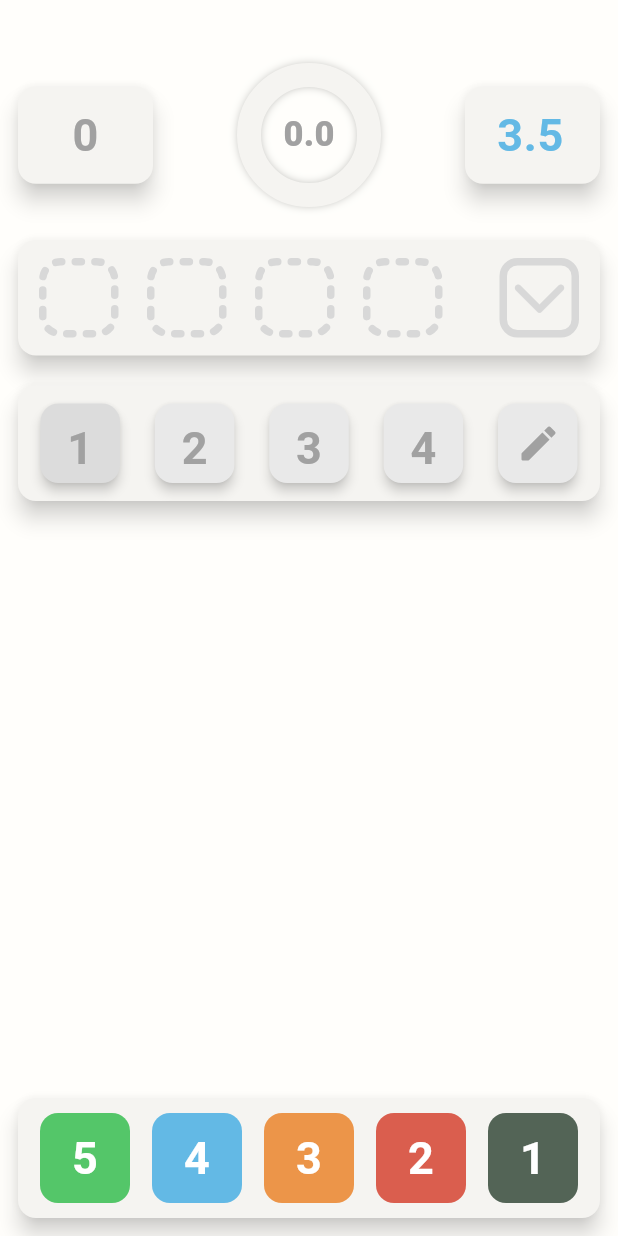
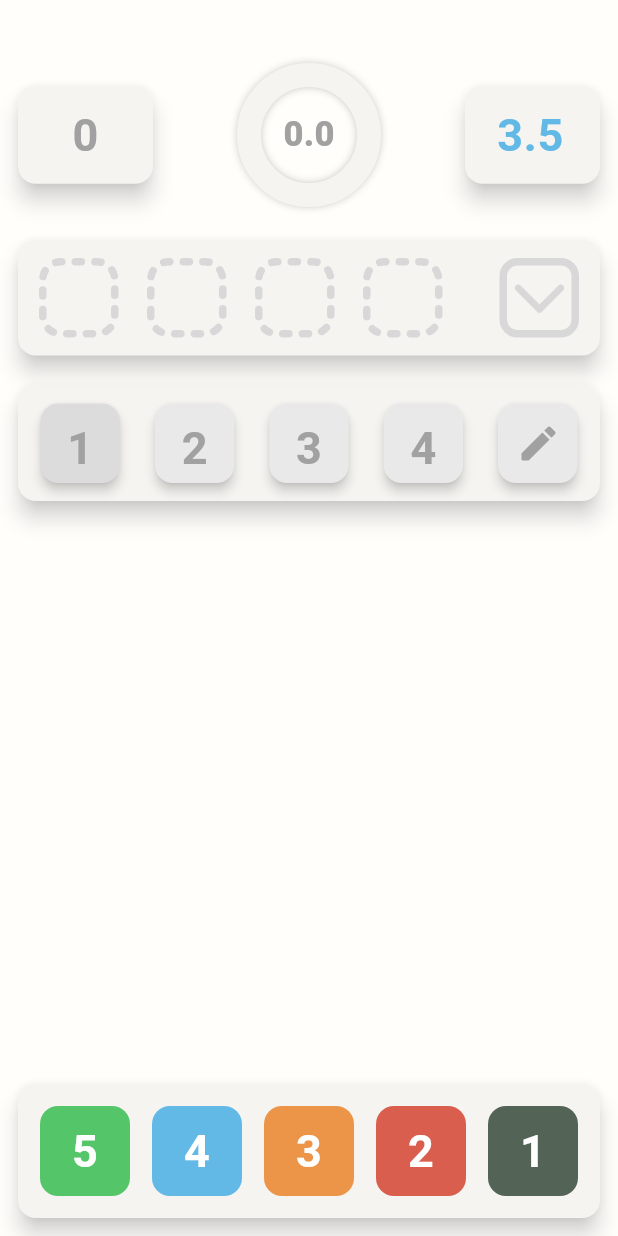
Before and after one commit to MunIine/Levlly, a Flutter app: the screen it shows after launch, on a phone screen of 412 x 824 dp. Run offline on Flutter 3.47's test engine with Material 3 defaults, Android fonts, the light colour scheme and no system bars; drawn by our look-alikes of dotted_border.

Commit message:
Add theme distribution

```diff
--- a/lib/screens/calculator/view/calculator.dart
+++ b/lib/screens/calculator/view/calculator.dart
@@ -1,5 +1,6 @@
 import 'package:flutter/material.dart';
 import 'package:levlly/screens/calculator/widgets/export.dart';
+import 'package:levlly/theme/app_dimensions.dart';
 
 class Calculator extends StatefulWidget {
   const Calculator({super.key});
@@ -9,8 +10,6 @@ class Calculator extends StatefulWidget {
 }
 
 class _CalculatorState extends State<Calculator> {
-  final double contentPadding = 12;
-
   final List<String> marks = [];
   String goalScore = "3.5"; // Стандартный желаемый балл
   int numberOfRequiredMarks = 0;
@@ -38,7 +37,7 @@ class _CalculatorState extends State<Calculator> {
   Widget build(BuildContext context) {
     return Scaffold(
       body: Padding(
-        padding: EdgeInsets.symmetric(horizontal: contentPadding),
+        padding: const EdgeInsets.symmetric(horizontal: AppDimensions.bodyPadding),
         child: Column(
           children: [
             const SizedBox(height: 50),
@@ -51,7 +50,7 @@ class _CalculatorState extends State<Calculator> {
         ),
       ),
       bottomNavigationBar: Padding(
-        padding: EdgeInsets.symmetric(horizontal: contentPadding),
+        padding: const EdgeInsets.symmetric(horizontal: AppDimensions.bodyPadding),
         child: BottomMarksBar(markAdd: markAdd),
       )
     );
--- a/lib/screens/calculator/widgets/appbar/mark_input_block.dart
+++ b/lib/screens/calculator/widgets/appbar/mark_input_block.dart
@@ -1,6 +1,7 @@
 import 'package:flutter/material.dart';
 import 'package:flutter/services.dart';
 import 'package:levlly/theme/app_colors.dart';
+import 'package:levlly/theme/app_dimensions.dart';
 import 'package:levlly/widgets/item_block.dart';
 
 class MarkInputBlock extends StatefulWidget {
@@ -65,11 +66,11 @@ class _MarkInputBlockState extends State<MarkInputBlock> {
                 textAlign: TextAlign.center,
                 textAlignVertical: TextAlignVertical.center,
                 decoration: null,
-                maxLength: 4,
+                maxLength: AppDimensions.markInputMaxLenght,
                 cursorColor: color,
                 style: TextStyle(
-                  fontSize: 30,
-                  fontWeight: FontWeight.w700,
+                  fontSize: AppDimensions.markInputFontSize,
+                  fontWeight: AppDimensions.markInputFontWeight,
                   color: color
                 ),
                 inputFormatters: [
--- a/lib/screens/calculator/widgets/bottom_marks_bar.dart
+++ b/lib/screens/calculator/widgets/bottom_marks_bar.dart
@@ -1,5 +1,6 @@
 import 'package:flutter/material.dart';
 import 'package:levlly/theme/app_colors.dart';
+import 'package:levlly/theme/app_dimensions.dart';
 import 'package:levlly/widgets/export.dart';
 
 class BottomMarksBar extends StatelessWidget {
@@ -9,11 +10,14 @@ class BottomMarksBar extends StatelessWidget {
 
   @override
   Widget build(BuildContext context) {
+    //Динамический расчёт вертикального паддинг ряда от горизонтального
+    final double verticalRowPadding = ((MediaQuery.of(context).size.width - AppDimensions.bodyPadding * 2)-5*AppDimensions.bottomMarksBarSize)/6;
+
     return Padding(
-      padding: const EdgeInsets.only(bottom: 12),
+      padding: const EdgeInsets.only(bottom: AppDimensions.bottomMarksBarPadding),
       child: ItemBlock(
         child: Padding(
-          padding: const EdgeInsets.symmetric(vertical: 10),
+          padding: EdgeInsets.symmetric(vertical: verticalRowPadding),
           child: Row(
             mainAxisAlignment: MainAxisAlignment.spaceEvenly,
             children: List.generate(5, (int index){
@@ -36,8 +40,8 @@ class BottomMarksBar extends StatelessWidget {
                   useBackgroundColorScheme: true,
                   color: AppColors.textColor,
                   elevation: 0,
-                  width: 60,
-                  height: 60,
+                  width: AppDimensions.bottomMarksBarSize,
+                  height: AppDimensions.bottomMarksBarSize,
                 ),
               );
             })
--- a/lib/screens/calculator/widgets/marks_appbar.dart
+++ b/lib/screens/calculator/widgets/marks_appbar.dart
@@ -1,6 +1,7 @@
 import 'package:flutter/material.dart';
 import 'package:levlly/extensions/num_extensions.dart';
 import 'package:levlly/screens/calculator/widgets/appbar/export.dart';
+import 'package:levlly/theme/app_dimensions.dart';
 import 'package:levlly/widgets/export.dart';
 
 class MarksAppbar extends StatefulWidget {
@@ -28,15 +29,15 @@ class _MarksAppbarState extends State<MarksAppbar> {
         BlockTextButton(
           value: marksCount.toString(),
           onPressed: (){},
-          width: 90,
-          height: 65,
+          width: AppDimensions.appBarBlockWidth,
+          height: AppDimensions.appBarBlockHeight
         ),
-        CircularProgressWithText(value: grade, size: 80),
+        CircularProgressWithText(value: grade, size: AppDimensions.appBarCircularSize),
         MarkInputBlock(
           defaultGoalScore: widget.goalScore,
           changeGoalScore: widget.changeGoalScore,
-          height: 65,
-          width: 90
+          width: AppDimensions.appBarBlockWidth,
+          height: AppDimensions.appBarBlockHeight
         )
       ]
     );
--- a/lib/screens/calculator/widgets/marks_count_select.dart
+++ b/lib/screens/calculator/widgets/marks_count_select.dart
@@ -1,5 +1,6 @@
 import 'package:flutter/material.dart';
 import 'package:levlly/theme/app_colors.dart';
+import 'package:levlly/theme/app_dimensions.dart';
 import 'package:levlly/widgets/export.dart';
 
 class MarksCountSelect extends StatefulWidget {
@@ -12,23 +13,24 @@ class MarksCountSelect extends StatefulWidget {
 }
 
 class _MarksCountSelectState extends State<MarksCountSelect> {
-  final double size = 53;
   int selected = 0;
 
   @override
   Widget build(BuildContext context) {
     return ItemBlock(
       child: Padding(
-        padding: const EdgeInsets.symmetric(vertical: 12).copyWith(left: 15).copyWith(right: 15),
+        padding: const EdgeInsets.symmetric(vertical: AppDimensions.selectVerticalPadding)
+        .copyWith(left: AppDimensions.selectHorizontalPadding)
+        .copyWith(right: AppDimensions.selectHorizontalPadding),
         child: Row(
           mainAxisAlignment: MainAxisAlignment.spaceBetween,
           children: List.generate(5, (int index) {
             return BlockTextButton(
               value: index != 4 ? (index+1).toString() : null,
               backgroundColor: selected == index ? AppColors.selected : AppColors.blockItemsBackgroundColor,
-              height: size,
-              width: size,
-              elevation: 3,
+              height: AppDimensions.selectItemSize,
+              width: AppDimensions.selectItemSize,
+              elevation: AppDimensions.selectItemElevation,
               onPressed: (){
                 selected = index;
                 widget.updateNumberOfRequiredMarks(selected);
@@ -36,7 +38,7 @@ class _MarksCountSelectState extends State<MarksCountSelect> {
               child: index == 4 ? const Icon(
                 Icons.edit_rounded,
                 color: AppColors.alternativeTextColor,
-                size: 30,
+                size: AppDimensions.selectIconSize,
               ) : null
             );
           }),
--- a/lib/screens/calculator/widgets/marks_grid/dotted_placeholder.dart
+++ b/lib/screens/calculator/widgets/marks_grid/dotted_placeholder.dart
@@ -1,13 +1,14 @@
 import 'package:dotted_border/dotted_border.dart';
 import 'package:flutter/material.dart';
 import 'package:levlly/theme/app_colors.dart';
+import 'package:levlly/theme/app_dimensions.dart';
 
 class DottedPlaceholder extends StatelessWidget {
   const DottedPlaceholder({
     super.key,
-    this.size = 60,
-    this.strokeWidth = 5,
-    this.dashPattern = const [4.1, 9]
+    this.size = AppDimensions.dottedPlaceholderSize,
+    this.strokeWidth = AppDimensions.dottedPlaceholderBorder,
+    this.dashPattern = AppDimensions.dottedDashPattern
   });
 
   final double size;
@@ -17,14 +18,14 @@ class DottedPlaceholder extends StatelessWidget {
   @override
   Widget build(BuildContext context) {
     return Padding(
-      padding: const EdgeInsets.all(2.5),
+      padding: const EdgeInsets.all(AppDimensions.dottedPlaceholderPadding),
       child: DottedBorder(
         strokeWidth: strokeWidth,
         color: AppColors.placeholder,
         strokeCap: StrokeCap.round,
         borderType: BorderType.RRect,
         dashPattern: dashPattern,
-        radius: const Radius.circular(12),
+        radius: const Radius.circular(AppDimensions.dottedPlaceholderBorderRadius),
         child: SizedBox(
           width: size-9,
           height: size-9,
--- a/lib/screens/calculator/widgets/marks_grid/double_grid_view.dart
+++ b/lib/screens/calculator/widgets/marks_grid/double_grid_view.dart
@@ -2,6 +2,7 @@ import 'package:flutter/material.dart';
 import 'package:levlly/screens/calculator/widgets/marks_grid/dotted_placeholder.dart';
 import 'package:levlly/screens/calculator/widgets/marks_grid/view_more_button.dart';
 import 'package:levlly/theme/app_colors.dart';
+import 'package:levlly/theme/app_dimensions.dart';
 import 'package:levlly/widgets/block_text_button.dart';
 
 class DoubleGridView extends StatefulWidget {
@@ -14,9 +15,9 @@ class DoubleGridView extends StatefulWidget {
 }
 
 class _DoubleGridViewState extends State<DoubleGridView> {
-  final double itemsSize = 53;
-  final double horizontalItemsPadding = 19;
-  final double verticalItemsPadding = 15; // Только для dual mode
+  final double itemsSize = AppDimensions.gridItemSize;
+  final double horizontalItemsPadding = AppDimensions.gridHorizontalItemPadding;
+  final double verticalItemsPadding = AppDimensions.gridVerticalItemPadding; // Только для dual mode
   bool expandMode = false;
 
   @override
@@ -33,11 +34,11 @@ class _DoubleGridViewState extends State<DoubleGridView> {
             Expanded(
               child: ListView.separated(
                 itemCount: itemsCount+freePlaces+1,
-                padding: const EdgeInsets.symmetric(horizontal: 2),
+                padding: const EdgeInsets.symmetric(horizontal: AppDimensions.gridItemPadding),
                 scrollDirection: Axis.horizontal,
                 separatorBuilder: (context, index) {
                   // Костыль для добавления separator к последнему элементу
-                  return SizedBox(width: index != itemsCount+freePlaces-1 ? horizontalItemsPadding : horizontalItemsPadding - 2);
+                  return SizedBox(width: index != itemsCount+freePlaces-1 ? horizontalItemsPadding : horizontalItemsPadding - AppDimensions.gridItemPadding);
                 },
                 itemBuilder: (context, index){
                   if (index == itemsCount+freePlaces){ // Отступ для последнего элемента
@@ -65,7 +66,7 @@ class _DoubleGridViewState extends State<DoubleGridView> {
                 expandMode = !expandMode;
               });
             }),
-            const SizedBox(width: 2)
+            const SizedBox(width: AppDimensions.gridItemPadding)
           ]
         ),
       );
@@ -76,7 +77,7 @@ class _DoubleGridViewState extends State<DoubleGridView> {
       height: itemsSize * 2 + verticalItemsPadding,
       child: GridView.builder(
         itemCount: itemsCount+freePlaces+1,
-        padding: const EdgeInsets.symmetric(horizontal: 2),
+        padding: const EdgeInsets.symmetric(horizontal: AppDimensions.gridItemPadding),
         gridDelegate: SliverGridDelegateWithFixedCrossAxisCount(
           crossAxisCount: 5,
           crossAxisSpacing: horizontalItemsPadding,
--- a/lib/screens/calculator/widgets/marks_grid/view_more_button.dart
+++ b/lib/screens/calculator/widgets/marks_grid/view_more_button.dart
@@ -1,12 +1,13 @@
 import 'package:flutter/material.dart';
 import 'package:levlly/theme/app_colors.dart';
+import 'package:levlly/theme/app_dimensions.dart';
 
 class ViewMoreButton extends StatelessWidget {
   const ViewMoreButton({
     super.key,
     required this.onPressed,
     this.down = true,
-    this.size = 60,
+    this.size = AppDimensions.moreButtonSize,
   });
 
   final double size;
@@ -22,10 +23,10 @@ class ViewMoreButton extends StatelessWidget {
         width: size,
         height: size,
         decoration: BoxDecoration(
-          borderRadius: BorderRadius.circular(12),
+          borderRadius: BorderRadius.circular(AppDimensions.moreButtonBorderRadius),
           border: Border.all(
             color: AppColors.placeholder,
-            width: 5
+            width: AppDimensions.moreButtonBorder
           )
         ),
         child: Center(
@@ -34,7 +35,7 @@ class ViewMoreButton extends StatelessWidget {
             child: const Icon(
               Icons.arrow_back_ios_rounded,
               color: AppColors.placeholder,
-              size: 42,
+              size: AppDimensions.moreButtonIconSize,
             ),
           ),
         ),
--- a/lib/screens/calculator/widgets/marks_placeholder.dart
+++ b/lib/screens/calculator/widgets/marks_placeholder.dart
@@ -1,5 +1,6 @@
 import 'package:flutter/material.dart';
 import 'package:levlly/screens/calculator/widgets/marks_grid/export.dart';
+import 'package:levlly/theme/app_dimensions.dart';
 import 'package:levlly/widgets/export.dart';
 
 class MarksPlaceholder extends StatefulWidget {
@@ -17,7 +18,7 @@ class _MarksPlaceholderState extends State<MarksPlaceholder> {
   Widget build(BuildContext context) {
     return ItemBlock(
       child: Padding(
-        padding: const EdgeInsets.all(12),
+        padding: const EdgeInsets.all(AppDimensions.placeholderPadding),
         child: DragTarget<String>(
           builder: (context, candidateData, rejectedData) {
             return DoubleGridView(marks: widget.marks);
--- /dev/null
+++ b/lib/theme/app_dimensions.dart
@@ -0,0 +1,62 @@
+import 'package:flutter/material.dart';
+
+class AppDimensions{
+  // All font
+  static const double fontSize = 30;
+  static const FontWeight fontWeight = FontWeight.w700;
+
+  // All
+  static const double elevation = 6;
+  static const double borderRadius = 12;
+  static const double bodyPadding = 12;
+
+  // Item block
+  static const double itemBlockBorderRadius = 12;
+
+  // View more button
+  static const double moreButtonSize = 60;
+  static const double moreButtonBorder = 5;
+  static const double moreButtonBorderRadius = 12;
+  static const double moreButtonIconSize = 42;
+
+  // Dotted placeholder
+  static const List<double> dottedDashPattern = [4.1, 9];
+  static const double dottedPlaceholderSize = 60;
+  static const double dottedPlaceholderPadding = 2.5;
+  static const double dottedPlaceholderBorder = 5;
+  static const double dottedPlaceholderBorderRadius = 12;
+
+  // Mark input block font
+  static const double markInputFontSize = 30;
+  static const FontWeight markInputFontWeight = FontWeight.w700;
+  static const int markInputMaxLenght = 4;
+
+
+  // Circular progress text
+  static const double circularFontSize = 23;
+  static const FontWeight circularFontWeight = FontWeight.w800;
+
+
+  // Appbar
+  static const double appBarBlockWidth = 90;
+  static const double appBarBlockHeight = 65;
+  static const double appBarCircularSize = 80;
+
+  // Marks grid
+  static const double placeholderPadding = 12;
+  static const double gridItemSize = 53;
+  static const double gridItemPadding = 2;
+  static const double gridHorizontalItemPadding = 19;
+  static const double gridVerticalItemPadding = 15;
+
+  // Marks select
+  static const double selectIconSize = 30;
+  static const double selectItemSize = 53;
+  static const double selectItemElevation = 3;
+  static const double selectVerticalPadding = 12;
+  static const double selectHorizontalPadding = 15;
+
+  // Bottom bar
+  static const double bottomMarksBarPadding = 12;
+  static const double bottomMarksBarSize = 60;
+}
--- a/lib/theme/theme.dart
+++ b/lib/theme/theme.dart
@@ -1,4 +1,5 @@
 import 'package:flutter/material.dart';
+import 'package:levlly/theme/app_dimensions.dart';
 import 'app_colors.dart';
 
 final theme = ThemeData(
@@ -7,8 +8,8 @@ final theme = ThemeData(
   textButtonTheme: TextButtonThemeData(
     style: ButtonStyle(
       backgroundColor: WidgetStateProperty.all(AppColors.blockBackgroundColor),
-      shape: WidgetStatePropertyAll(RoundedRectangleBorder(borderRadius: BorderRadius.circular(12))),
-      elevation: const WidgetStatePropertyAll(6),
+      shape: WidgetStatePropertyAll(RoundedRectangleBorder(borderRadius: BorderRadius.circular(AppDimensions.borderRadius))),
+      elevation: const WidgetStatePropertyAll(AppDimensions.elevation),
       shadowColor: const WidgetStatePropertyAll(AppColors.shadowColor),
       overlayColor: WidgetStateProperty.all(AppColors.splashEffectColor)
     )
--- a/lib/widgets/block_text_button.dart
+++ b/lib/widgets/block_text_button.dart
@@ -1,5 +1,6 @@
 import 'package:flutter/material.dart';
 import 'package:levlly/theme/app_colors.dart';
+import 'package:levlly/theme/app_dimensions.dart';
 
 class BlockTextButton extends StatelessWidget {
   const BlockTextButton({
@@ -44,8 +45,8 @@ class BlockTextButton extends StatelessWidget {
           value!,
           textAlign: TextAlign.center,
           style: TextStyle(
-            fontSize: 30,
-            fontWeight: FontWeight.w700,
+            fontSize: AppDimensions.fontSize,
+            fontWeight: AppDimensions.fontWeight,
             color: !useTextColorScheme ? color : AppColors.getColor(double.parse(value!))
           ),
         )
--- a/lib/widgets/circular_progress_with_text.dart
+++ b/lib/widgets/circular_progress_with_text.dart
@@ -1,5 +1,6 @@
 import 'package:flutter/material.dart';
 import 'package:levlly/theme/app_colors.dart';
+import 'package:levlly/theme/app_dimensions.dart';
 
 class CircularProgressWithText extends StatelessWidget {
   const CircularProgressWithText({super.key, required this.value, required this.size});
@@ -21,7 +22,7 @@ class CircularProgressWithText extends StatelessWidget {
               value: value / 5,
               strokeWidth: 16,
               strokeCap: StrokeCap.round,
-              backgroundColor: const Color(0xFFF5F4F1),
+              backgroundColor: AppColors.blockBackgroundColor,
               valueColor: AlwaysStoppedAnimation<Color>(AppColors.getColor(value)),
             ),
           ),
@@ -29,9 +30,9 @@ class CircularProgressWithText extends StatelessWidget {
         Text(
           value.toString(),
           style: TextStyle(
-            fontSize: 23,
+            fontSize: AppDimensions.circularFontSize,
+            fontWeight: AppDimensions.circularFontWeight,
             color: AppColors.getColor(value),
-            fontWeight: FontWeight.w800,
           )
         ),
       ],
--- a/lib/widgets/item_block.dart
+++ b/lib/widgets/item_block.dart
@@ -1,12 +1,13 @@
 import 'package:flutter/material.dart';
 import 'package:levlly/theme/app_colors.dart';
+import 'package:levlly/theme/app_dimensions.dart';
 
 class ItemBlock extends StatelessWidget {
   const ItemBlock({
     super.key,
     required this.child,
-    this.elevation = 6,
-    this.borderRadius = 12,
+    this.elevation = AppDimensions.elevation,
+    this.borderRadius = AppDimensions.itemBlockBorderRadius,
     this.shadowColor = AppColors.shadowColor
   });
 
```
